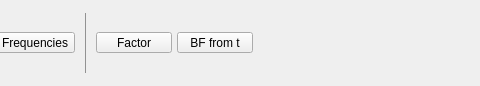
jasp-stats/jasp-desktop, file JASP-Desktop/ribbons/ribbonanalysis.ui: the form before one commit; both pictures show x 360 to 840 and y 0 to 86 of the 840 by 86 pixel window.
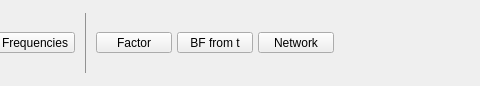
The form after the commit. Icons and pictures are not drawn. Custom widgets are drawn as their Qt base class.

Commit message: Network Analysis - inital commit 1. Added layout 2. Initialized analysis files

Patch:
```diff
--- a/JASP-Desktop/ribbons/ribbonanalysis.ui
+++ b/JASP-Desktop/ribbons/ribbonanalysis.ui
@@ -201,6 +201,35 @@
            </property>
           </widget>
          </item>
+         <item row="0" column="3">
+          <widget class="RibbonButton" name="networkButton">
+           <property name="minimumSize">
+            <size>
+             <width>76</width>
+             <height>0</height>
+            </size>
+           </property>
+           <property name="text">
+            <string>Network</string>
+           </property>
+           <property name="icon">
+            <iconset resource="../resources/icons.qrc">
+             <normaloff>:/icons/analysis-bayesian-crosstabs.svg</normaloff>:/icons/analysis-bayesian-crosstabs.svg</iconset>
+           </property>
+           <property name="iconSize">
+            <size>
+             <width>37</width>
+             <height>28</height>
+            </size>
+           </property>
+           <property name="popupMode">
+            <enum>QToolButton::InstantPopup</enum>
+           </property>
+           <property name="toolButtonStyle">
+            <enum>Qt::ToolButtonTextUnderIcon</enum>
+           </property>
+          </widget>
+         </item>
         </layout>
        </widget>
       </item>
```
The commit also changes 8 other files.
